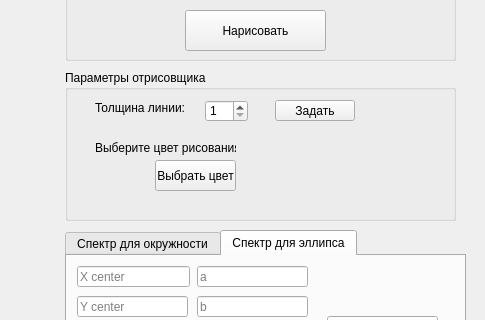
First picture: the form in KG/lab_04/Circles/mainwindow.ui, repository ZeynalovZ/BMSTU-4-sem, before the edit; both pictures show x 805 to 1290 and y 217 to 537 of the 1290 by 762 pixel window.
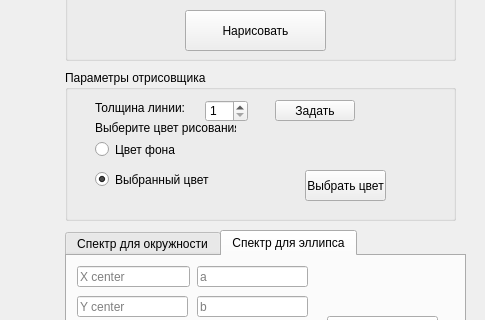
Second picture: the form after the edit. The open tabs and pages were chosen to show the change.

```diff
--- a/KG/lab_04/Circles/mainwindow.ui
+++ b/KG/lab_04/Circles/mainwindow.ui
@@ -29,8 +29,8 @@
     <widget class="QPushButton" name="pushButton">
      <property name="geometry">
       <rect>
-       <x>90</x>
-       <y>90</y>
+       <x>240</x>
+       <y>100</y>
        <width>81</width>
        <height>31</height>
       </rect>
@@ -42,8 +42,8 @@
     <widget class="QLabel" name="label">
      <property name="geometry">
       <rect>
-       <x>30</x>
-       <y>90</y>
+       <x>180</x>
+       <y>100</y>
        <width>31</width>
        <height>31</height>
       </rect>
@@ -88,7 +88,7 @@
      <property name="geometry">
       <rect>
        <x>30</x>
-       <y>70</y>
+       <y>50</y>
        <width>141</width>
        <height>16</height>
       </rect>
@@ -110,6 +110,35 @@
       <string>Задать</string>
      </property>
     </widget>
+    <widget class="QRadioButton" name="radiowhite">
+     <property name="geometry">
+      <rect>
+       <x>30</x>
+       <y>70</y>
+       <width>84</width>
+       <height>19</height>
+      </rect>
+     </property>
+     <property name="text">
+      <string>Цвет фона</string>
+     </property>
+    </widget>
+    <widget class="QRadioButton" name="radiochoosen">
+     <property name="geometry">
+      <rect>
+       <x>30</x>
+       <y>100</y>
+       <width>121</width>
+       <height>19</height>
+      </rect>
+     </property>
+     <property name="text">
+      <string>Выбранный цвет</string>
+     </property>
+     <property name="checked">
+      <bool>true</bool>
+     </property>
+    </widget>
    </widget>
    <widget class="QGroupBox" name="groupBox">
     <property name="geometry">
```
Left out of the diff: 2 changed lines with no effect on the pictures.
